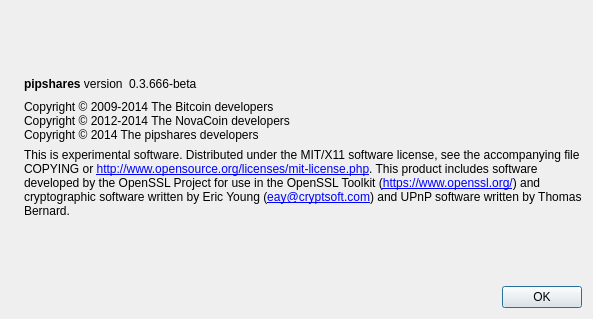
This is src/qt/forms/aboutdialog.ui in GreenSharesInvest/Pipshares as Qt 5 draws it before an edit. The edited form follows.
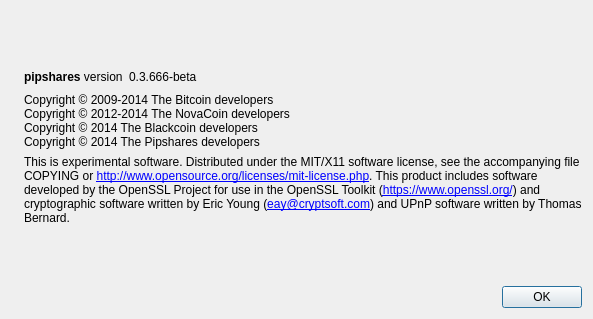
This is the edited form. Icons and pictures are not drawn.

Diff of the .ui file:
```diff
--- a/src/qt/forms/aboutdialog.ui
+++ b/src/qt/forms/aboutdialog.ui
@@ -93,7 +93,8 @@
        <property name="text">
         <string>Copyright © 2009-2014 The Bitcoin developers
 Copyright © 2012-2014 The NovaCoin developers
-Copyright © 2014 The pipshares developers</string>
+Copyright © 2014 The Blackcoin developers
+Copyright © 2014 The Pipshares developers</string>
        </property>
        <property name="textInteractionFlags">
         <set>Qt::LinksAccessibleByMouse|Qt::TextSelectableByKeyboard|Qt::TextSelectableByMouse</set>
```
